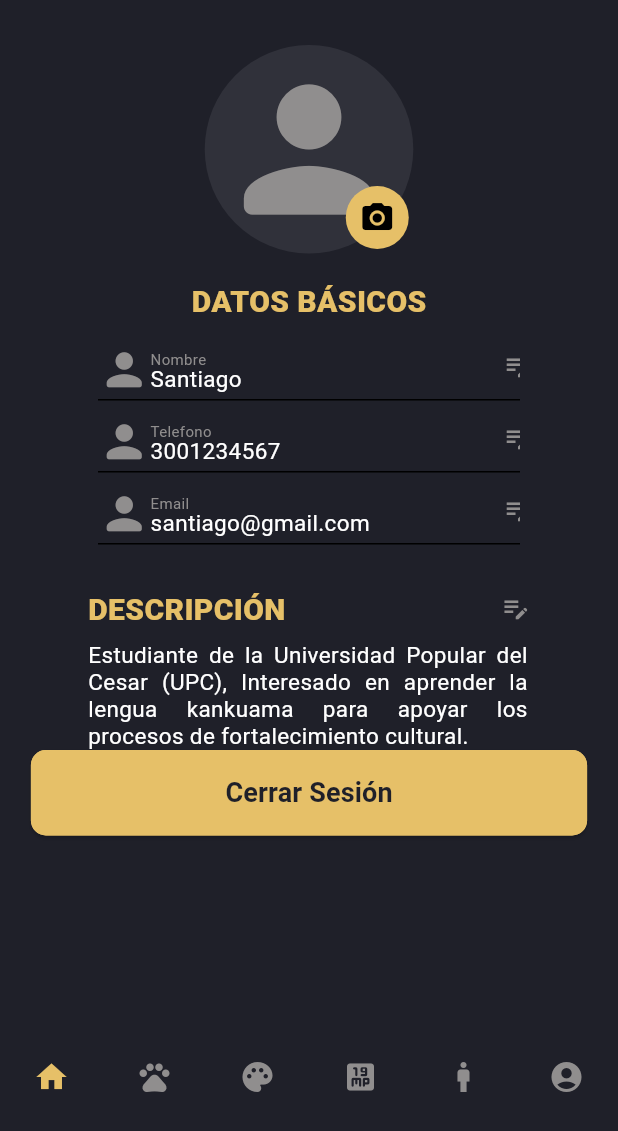
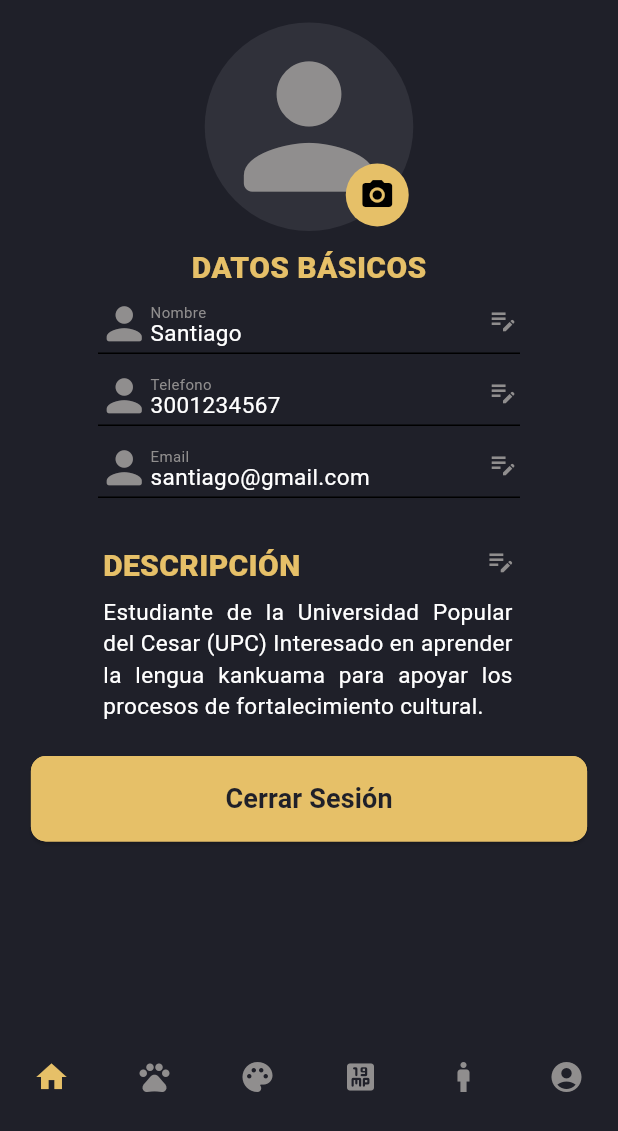
Before and after one commit to Jsrodriguez03/Frontend-DiccionarioKMovil, a Flutter app: the screen it shows after launch, on a phone screen of 412 x 824 dp, the part 105-1236 px from its top. Run offline on Flutter 3.47's test engine with Material 2 defaults, Android fonts, the light colour scheme and no system bars; our stand-ins replace carousel_slider, get; missing offline and left inert: animation_search_bar.

Commit message:
Updating Profile Page

```diff
--- a/lib/ui/pages/Profile/profile.dart
+++ b/lib/ui/pages/Profile/profile.dart
@@ -1,11 +1,9 @@
 import 'package:flutter/material.dart';
 import 'package:frontend_diccionario/ui/config/theme/app_theme.dart';
-import 'package:frontend_diccionario/ui/widgets/Buttoms/CustomButtom.dart';
 import 'package:frontend_diccionario/ui/widgets/Buttoms/CustomElevationButtom.dart';
 import 'package:frontend_diccionario/ui/widgets/IconCircleProfile/icon_circle_profile.dart';
 import 'package:frontend_diccionario/ui/widgets/Navbar/navbar.dart';
 import 'package:frontend_diccionario/ui/widgets/TextFormField/input_box_profile.dart';
-import 'package:frontend_diccionario/ui/widgets/Textos/textos.dart';
 
 class Profile extends StatelessWidget {
   const Profile({super.key});
@@ -24,7 +22,7 @@ class Profile extends StatelessWidget {
             child: Image.asset("assets/Logo.jpeg", fit: BoxFit.contain),
           ),
 
-          const SizedBox(height: 30),
+          const SizedBox(height: 15),
 
           //IMAGEN DE PERFIL
           SizedBox(
@@ -51,14 +49,17 @@ class Profile extends StatelessWidget {
             ),
           ),
 
-          //DATOS BÁSICOS
-          Texto(
-            title: "DATOS BÁSICOS",
-            colorText: appTheme.color("secondary"),
-            size: 20,
+          Text(
+            "DATOS BÁSICOS",
+            style: TextStyle(
+              fontSize: 20,
+              color: appTheme.color("secondary"),
               fontWeight: FontWeight.w900,
             ),
+            textAlign: TextAlign.left, // Alineación a la izquierda
+          ),
 
+          //DATOS BÁSICO
           //Inputs Datos Básicos
           SizedBox(
             width: 301.50,
@@ -89,8 +90,8 @@ class Profile extends StatelessWidget {
 
           //Descripción
           SizedBox(
-            width: 294.50,
-            height: 106,
+            width: 274.50,
+            height: 116,
             child: Stack(
               children: [
                 Positioned(
@@ -98,29 +99,28 @@ class Profile extends StatelessWidget {
                   top: 1,
                   child: SizedBox(
                     width: 294.50,
-                    height: 105,
+                    height: 115,
                     child: Stack(
                       children: [
                         const Positioned(
                           left: 0,
                           top: 33,
                           child: SizedBox(
-                            width: 293,
+                            width: 273,
                             child: Text(
-                              'Estudiante de la Universidad Popular del Cesar (UPC), Interesado en aprender la lengua kankuama para apoyar los procesos de fortalecimiento cultural.',
+                              'Estudiante de la Universidad Popular del Cesar (UPC) Interesado en aprender la lengua kankuama para apoyar los procesos de fortalecimiento cultural.',
                               textAlign: TextAlign.justify,
                               style: TextStyle(
                                 color: Colors.white,
                                 fontSize: 15,
                                 fontFamily: 'Roboto',
                                 fontWeight: FontWeight.w400,
-                                height: 0,
                               ),
                             ),
                           ),
                         ),
                         Positioned(
-                          left: 275,
+                          left: 255,
                           top: 0,
                           child: SizedBox(
                             width: 19.50,
@@ -135,10 +135,7 @@ class Profile extends StatelessWidget {
                     ),
                   ),
                 ),
-                const Positioned(
-                  left: 0,
-                  top: 0,
-                  child: Text(
+                const Text(
                   'DESCRIPCIÓN',
                   textAlign: TextAlign.center,
                   style: TextStyle(
@@ -146,14 +143,12 @@ class Profile extends StatelessWidget {
                     fontSize: 20,
                     fontFamily: 'Roboto',
                     fontWeight: FontWeight.w900,
-                      height: 0,
-                    ),
                   ),
                 ),
               ],
             ),
           ),
-
+          const SizedBox(height: 25),
           CustomElevatedButton(
             buttonText: "Cerrar Sesión",
             onPressed: () {},
--- a/lib/ui/widgets/TextFormField/input_box_profile.dart
+++ b/lib/ui/widgets/TextFormField/input_box_profile.dart
@@ -63,7 +63,7 @@ class InputBoxProfile extends StatelessWidget {
                 ),
               ),
               Positioned(
-                left: 270,
+                left: 260,
                 top: 10,
                 child: Icon(
                   Icons.edit_note_outlined,
```
Lines whose indentation alone changed are shown as unchanged.
